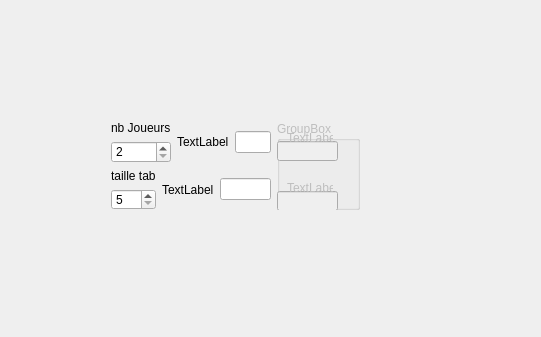
This is Quoridor/mainwindow.ui in Falcondorf/QuoridorGUI_Alex_Jules as Qt 5 draws it before an edit. The edited form follows.
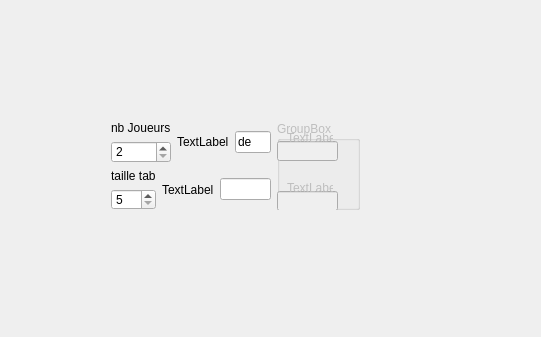
This is the edited form.

The edit to the form file:
```diff
--- a/Quoridor/mainwindow.ui
+++ b/Quoridor/mainwindow.ui
@@ -60,7 +60,11 @@
           </widget>
          </item>
          <item>
-          <widget class="QLineEdit" name="lineEdit"/>
+          <widget class="QLineEdit" name="lineEdit">
+           <property name="text">
+            <string>de</string>
+           </property>
+          </widget>
          </item>
         </layout>
        </item>
```
Left out of the diff: 7 changed lines with no effect on the pictures.
